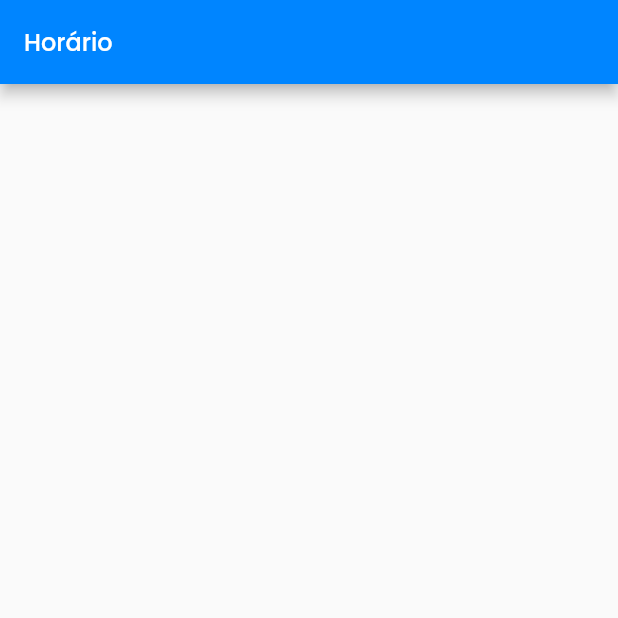
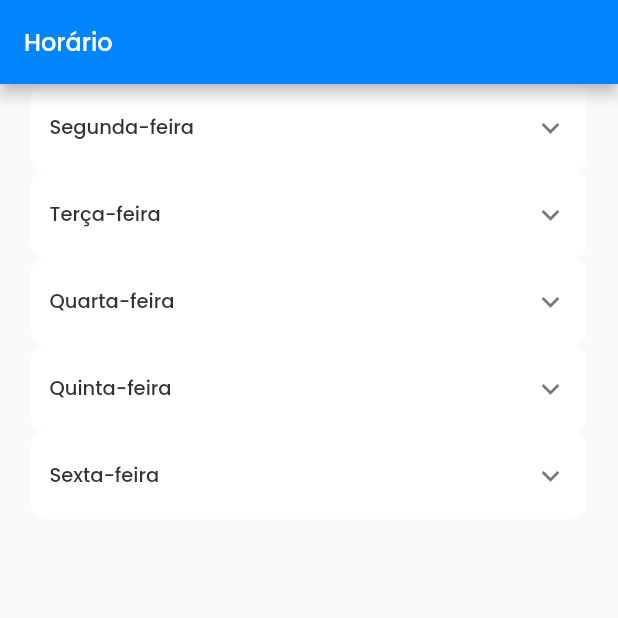
Before and after one commit to LAMPI-Oficial/Easy-Flow, a Flutter app: the screen it shows after launch, on a phone screen of 412 x 824 dp, the top half of it. Run offline on Flutter 3.47's test engine with Material 2 defaults, Android fonts, the phone set to English and light mode, and no system bars; our stand-ins replace auto_size_text, get, result_dart; missing offline and left inert: stylish_dialog; accounts and stored records are empty.

Commit message:
adicionando novas funcionalidades

```diff
--- a/lib/layers/modules/add_horary/add_horary_controller.dart
+++ b/lib/layers/modules/add_horary/add_horary_controller.dart
@@ -1,3 +1,38 @@
 import 'package:get/get.dart';
 
-class AddHoraryController extends GetxController {}
+class AddHoraryController extends GetxController {
+  bool isSelected = false;
+  int selectedSeg = 3;
+  int selectedTer = 3;
+  int selectedQua = 3;
+  int selectedQui = 3;
+  int selectedSex = 3;
+
+  final texts = ["Manhã", "Tarde", "Noite"];
+
+  // changeIsSelected() {
+  //   isSelected = !isSelected;
+  //   update();
+  // }
+
+  selected(int index, int aux) {
+    switch (aux) {
+      case 0:
+        selectedSeg = index;
+        break;
+      case 1:
+        selectedTer = index;
+        break;
+      case 2:
+        selectedQua = index;
+        break;
+      case 3:
+        selectedQui = index;
+        break;
+      case 4:
+        selectedSex = index;
+        break;
+    }
+    update();
+  }
+}
--- a/lib/layers/modules/add_horary/add_horary_page.dart
+++ b/lib/layers/modules/add_horary/add_horary_page.dart
@@ -1,3 +1,5 @@
+import 'package:easyflow/layers/modules/add_horary/widgets/add_day_widget.dart';
+// import 'package:flutter/cupertino.dart';
 import 'package:flutter/material.dart';
 import 'package:get/get.dart';
 
@@ -19,8 +21,36 @@ class AddHoraryPage extends GetView<AddHoraryController> {
                 title: const Text('Horário'),
               ),
               body: SafeArea(
-                child: Column(
-                  children: [],
+                child: Center(
+                  child: Column(
+                    children: [
+                      AddDayWidget(
+                        selected: _.selectedSeg,
+                        aux: 0,
+                        title: "Segunda-feira",
+                      ),
+                      AddDayWidget(
+                        selected: _.selectedTer,
+                        aux: 1,
+                        title: "Terça-feira",
+                      ),
+                      AddDayWidget(
+                        selected: _.selectedQua,
+                        aux: 2,
+                        title: "Quarta-feira",
+                      ),
+                      AddDayWidget(
+                        selected: _.selectedQui,
+                        aux: 3,
+                        title: "Quinta-feira",
+                      ),
+                      AddDayWidget(
+                        selected: _.selectedSex,
+                        aux: 4,
+                        title: "Sexta-feira",
+                      ),
+                    ],
+                  ),
                 ),
               ),
             );
--- /dev/null
+++ b/lib/layers/modules/add_horary/widgets/add_day_widget.dart
@@ -0,0 +1,156 @@
+import 'package:easyflow/layers/modules/add_horary/add_horary_controller.dart';
+import 'package:flutter/material.dart';
+import 'package:get/get.dart';
+
+class AddDayWidget extends GetView<AddHoraryController> {
+  final int selected;
+  final int aux;
+  final String title;
+
+  const AddDayWidget({
+    super.key,
+    required this.selected,
+    required this.aux,
+    required this.title,
+  });
+
+  @override
+  Widget build(BuildContext context) {
+    final medHeight = MediaQuery.of(context).size.height -
+        (MediaQuery.of(context).padding.top + AppBar().preferredSize.height);
+    final medWidth = MediaQuery.of(context).size.width;
+
+    return GetBuilder<AddHoraryController>(
+      init: AddHoraryController(),
+      initState: (_) {},
+      builder: (_) {
+        return Container(
+          width: medWidth * .90,
+          decoration: BoxDecoration(
+            color: Colors.white,
+            borderRadius: BorderRadius.circular(10),
+          ),
+          child: ExpansionTile(
+            title: Text(
+              title,
+              style: const TextStyle(
+                fontFamily: "Poppins",
+                color: Color(0xff323232),
+                fontSize: 13,
+                fontWeight: FontWeight.w500,
+              ),
+            ),
+            tilePadding: EdgeInsets.symmetric(horizontal: medWidth * .03),
+            childrenPadding: EdgeInsets.only(
+              bottom: medHeight * .01,
+              left: medWidth * .03,
+              right: medWidth * .03,
+            ),
+            // trailing: CupertinoSwitch(
+            //   value: value,
+            //   onChanged: onChanged,
+            // ),
+            children: [
+              Padding(
+                padding: EdgeInsets.only(bottom: medHeight * .02),
+                child: const Divider(height: 0),
+              ),
+              SizedBox(
+                height: medHeight * .05,
+                width: medWidth,
+                child: ListView.separated(
+                  itemCount: 3,
+                  scrollDirection: Axis.horizontal,
+                  separatorBuilder: (context, index) => Padding(
+                    padding: EdgeInsets.symmetric(horizontal: medWidth * .03),
+                  ),
+                  itemBuilder: (context, index) {
+                    return SizedBox(
+                      width: medWidth * .24,
+                      child: ElevatedButton(
+                        style: ElevatedButton.styleFrom(
+                          backgroundColor: selected == index
+                              ? Get.theme.colorScheme.primary
+                              : const Color(0xffD9D9D9),
+                          elevation: 0,
+                        ),
+                        onPressed: () {
+                          _.selected(index, aux);
+                        },
+                        child: Text(
+                          _.texts[index],
+                          style: TextStyle(
+                            fontFamily: "Segoe UI",
+                            color: selected == index
+                                ? Colors.white
+                                : const Color(0xff323232),
+                            fontSize: 13,
+                            fontWeight: FontWeight.w400,
+                          ),
+                        ),
+                      ),
+                    );
+                  },
+                ),
+              )
+              // SizedBox(
+              //   height: medHeight * .05,
+              //   width: medWidth,
+              //   child: Row(
+              //     mainAxisAlignment: MainAxisAlignment.spaceBetween,
+              //     children: [
+              //       SizedBox(
+              //         width: medWidth * .26,
+              //         child: ElevatedButton(
+              //           style: selected == 0
+              //               ? onElevatedButton
+              //               : offElevatedButton,
+              //           onPressed: () {
+              //             _.selected(0, aux);
+              //           },
+              //           child: Text(
+              //             "Manhã",
+              //             style: selected == 0 ? onTextStyle : offTextStyle,
+              //           ),
+              //         ),
+              //       ),
+              //       SizedBox(
+              //         width: medWidth * .26,
+              //         child: ElevatedButton(
+              //           style: selected == 1
+              //               ? onElevatedButton
+              //               : offElevatedButton,
+              //           onPressed: () {
+              //             _.selected(1, aux);
+              //           },
+              //           child: Text(
+              //             "Tarde",
+              //             style: selected == 1 ? onTextStyle : offTextStyle,
+              //           ),
+              //         ),
+              //       ),
+              //       SizedBox(
+              //         width: medWidth * .26,
+              //         child: ElevatedButton(
+              //           style: selected == 2
+              //               ? onElevatedButton
+              //               : offElevatedButton,
+              //           onPressed: () {
+              //             _.selected(2, aux);
+              //           },
+              //           child: Text(
+              //             "Noite",
+              //             style: selected == 2 ? onTextStyle : offTextStyle,
+              //           ),
+              //         ),
+              //       ),
+              //     ],
+              //   ),
+              // )
+            ],
+          ),
+        );
+      },
+    );
+  }
+}
```
